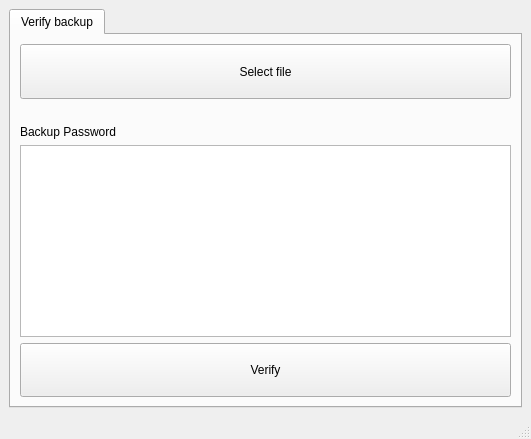
Before: the Qt Designer form mainwindow.ui in nunchuk-io/key-utils, drawn with Qt 5.
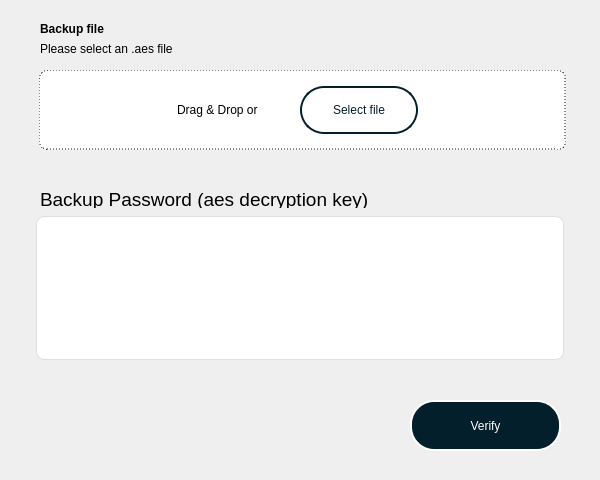
After: the same form once the commit is applied. Icons and pictures are not drawn.

```diff
--- a/mainwindow.ui
+++ b/mainwindow.ui
@@ -6,130 +6,452 @@
    <rect>
     <x>0</x>
     <y>0</y>
-    <width>531</width>
-    <height>439</height>
+    <width>600</width>
+    <height>480</height>
    </rect>
   </property>
   <property name="minimumSize">
    <size>
-    <width>531</width>
-    <height>439</height>
+    <width>600</width>
+    <height>480</height>
    </size>
   </property>
   <property name="maximumSize">
    <size>
-    <width>531</width>
-    <height>439</height>
+    <width>600</width>
+    <height>480</height>
    </size>
   </property>
   <property name="windowTitle">
    <string>MainWindow</string>
   </property>
-  <widget class="QWidget" name="centralwidget">
-   <layout class="QHBoxLayout" name="horizontalLayout_2">
-    <item>
-     <widget class="QTabWidget" name="tabWidget">
-      <property name="sizePolicy">
-       <sizepolicy hsizetype="Expanding" vsizetype="Expanding">
-        <horstretch>0</horstretch>
-        <verstretch>0</verstretch>
-       </sizepolicy>
-      </property>
-      <property name="currentIndex">
-       <number>0</number>
-      </property>
-      <widget class="QWidget" name="tab_3">
-       <attribute name="title">
-        <string>Verify backup</string>
-       </attribute>
-       <layout class="QVBoxLayout" name="verticalLayout_2">
-        <item>
-         <layout class="QHBoxLayout" name="horizontalLayout">
-          <item>
-           <widget class="QPushButton" name="selectFileBtn">
-            <property name="sizePolicy">
-             <sizepolicy hsizetype="Minimum" vsizetype="Expanding">
-              <horstretch>0</horstretch>
-              <verstretch>0</verstretch>
-             </sizepolicy>
-            </property>
-            <property name="text">
-             <string>Select file</string>
-            </property>
-           </widget>
-          </item>
-         </layout>
-        </item>
-        <item>
-         <widget class="QLabel" name="fileNameLb">
-          <property name="enabled">
-           <bool>false</bool>
-          </property>
-          <property name="sizePolicy">
-           <sizepolicy hsizetype="Ignored" vsizetype="Fixed">
-            <horstretch>0</horstretch>
-            <verstretch>0</verstretch>
-           </sizepolicy>
-          </property>
-          <property name="text">
-           <string>&lt;please select a file&gt;</string>
-          </property>
-         </widget>
-        </item>
-        <item>
-         <layout class="QVBoxLayout" name="verticalLayout">
-          <item>
-           <widget class="QLabel" name="decryptionKeyLb">
-            <property name="text">
-             <string>Backup Password</string>
-            </property>
-           </widget>
-          </item>
-          <item>
-           <widget class="QPlainTextEdit" name="decryptionKeyTxt">
-            <property name="sizePolicy">
-             <sizepolicy hsizetype="Preferred" vsizetype="MinimumExpanding">
-              <horstretch>0</horstretch>
-              <verstretch>0</verstretch>
-             </sizepolicy>
-            </property>
-            <property name="placeholderText">
-             <string/>
-            </property>
-           </widget>
-          </item>
-         </layout>
-        </item>
-        <item>
-         <widget class="QPushButton" name="verifyBtn">
-          <property name="sizePolicy">
-           <sizepolicy hsizetype="Minimum" vsizetype="Expanding">
-            <horstretch>0</horstretch>
-            <verstretch>0</verstretch>
-           </sizepolicy>
-          </property>
-          <property name="text">
-           <string>Verify</string>
-          </property>
-         </widget>
-        </item>
-       </layout>
-      </widget>
-     </widget>
-    </item>
-   </layout>
+  <widget class="QWidget" name="widget">
+   <widget class="QPushButton" name="verifyBtn">
+    <property name="geometry">
+     <rect>
+      <x>410</x>
+      <y>400</y>
+      <width>151</width>
+      <height>51</height>
+     </rect>
+    </property>
+    <property name="sizePolicy">
+     <sizepolicy hsizetype="Minimum" vsizetype="Expanding">
+      <horstretch>0</horstretch>
+      <verstretch>0</verstretch>
+     </sizepolicy>
+    </property>
+    <property name="styleSheet">
+     <string notr="true">QPushButton {
+	background-color : #031F2B; 
+	border-color: #FFFFFF;
+	color : #FFFFFF;
+	border-style: solid;
+	border-width: 2px;
+	border-radius: 24px;
+}
+QPushButton::pressed{
+	background-color: #FFFFFF;
+	border-color: #031F2B;
+	color : #031F2B;
+}</string>
+    </property>
+    <property name="text">
+     <string>Verify</string>
+    </property>
+   </widget>
+   <widget class="QPlainTextEdit" name="decryptionKeyTxt">
+    <property name="enabled">
+     <bool>true</bool>
+    </property>
+    <property name="geometry">
+     <rect>
+      <x>36</x>
+      <y>216</y>
+      <width>528</width>
+      <height>144</height>
+     </rect>
+    </property>
+    <property name="sizePolicy">
+     <sizepolicy hsizetype="Preferred" vsizetype="MinimumExpanding">
+      <horstretch>0</horstretch>
+      <verstretch>0</verstretch>
+     </sizepolicy>
+    </property>
+    <property name="styleSheet">
+     <string notr="true">background: #FFFFFF; border: 1px solid #DEDEDE; border-radius: 8px</string>
+    </property>
+    <property name="frameShadow">
+     <enum>QFrame::Raised</enum>
+    </property>
+    <property name="placeholderText">
+     <string/>
+    </property>
+   </widget>
+   <widget class="QLabel" name="decryptionKeyLb">
+    <property name="geometry">
+     <rect>
+      <x>40</x>
+      <y>190</y>
+      <width>411</width>
+      <height>18</height>
+     </rect>
+    </property>
+    <property name="font">
+     <font>
+      <pointsize>14</pointsize>
+      <kerning>false</kerning>
+     </font>
+    </property>
+    <property name="text">
+     <string>Backup Password (aes decryption key)</string>
+    </property>
+   </widget>
+   <widget class="QLabel" name="label">
+    <property name="geometry">
+     <rect>
+      <x>40</x>
+      <y>20</y>
+      <width>101</width>
+      <height>17</height>
+     </rect>
+    </property>
+    <property name="font">
+     <font>
+      <weight>75</weight>
+      <bold>true</bold>
+     </font>
+    </property>
+    <property name="text">
+     <string>Backup file</string>
+    </property>
+   </widget>
+   <widget class="QLabel" name="label_2">
+    <property name="geometry">
+     <rect>
+      <x>40</x>
+      <y>40</y>
+      <width>181</width>
+      <height>17</height>
+     </rect>
+    </property>
+    <property name="text">
+     <string>Please select an .aes file</string>
+    </property>
+   </widget>
+   <widget class="QFrame" name="frame">
+    <property name="geometry">
+     <rect>
+      <x>39</x>
+      <y>70</y>
+      <width>527</width>
+      <height>80</height>
+     </rect>
+    </property>
+    <property name="styleSheet">
+     <string notr="true">QFrame {
+border: 1px dashed #031F2B;
+border-radius: 8px;
+background: #FFFFFF;
+}</string>
+    </property>
+    <property name="frameShape">
+     <enum>QFrame::StyledPanel</enum>
+    </property>
+    <property name="frameShadow">
+     <enum>QFrame::Raised</enum>
+    </property>
+   </widget>
+   <widget class="QPushButton" name="selectFileBtn">
+    <property name="enabled">
+     <bool>true</bool>
+    </property>
+    <property name="geometry">
+     <rect>
+      <x>300</x>
+      <y>86</y>
+      <width>118</width>
+      <height>48</height>
+     </rect>
+    </property>
+    <property name="sizePolicy">
+     <sizepolicy hsizetype="Minimum" vsizetype="Expanding">
+      <horstretch>0</horstretch>
+      <verstretch>0</verstretch>
+     </sizepolicy>
+    </property>
+    <property name="palette">
+     <palette>
+      <active>
+       <colorrole role="WindowText">
+        <brush brushstyle="SolidPattern">
+         <color alpha="255">
+          <red>3</red>
+          <green>31</green>
+          <blue>43</blue>
+         </color>
+        </brush>
+       </colorrole>
+       <colorrole role="Button">
+        <brush brushstyle="SolidPattern">
+         <color alpha="255">
+          <red>255</red>
+          <green>255</green>
+          <blue>255</blue>
+         </color>
+        </brush>
+       </colorrole>
+       <colorrole role="Text">
+        <brush brushstyle="SolidPattern">
+         <color alpha="255">
+          <red>3</red>
+          <green>31</green>
+          <blue>43</blue>
+         </color>
+        </brush>
+       </colorrole>
+       <colorrole role="ButtonText">
+        <brush brushstyle="SolidPattern">
+         <color alpha="255">
+          <red>3</red>
+          <green>31</green>
+          <blue>43</blue>
+         </color>
+        </brush>
+       </colorrole>
+       <colorrole role="Base">
+        <brush brushstyle="SolidPattern">
+         <color alpha="255">
+          <red>255</red>
+          <green>255</green>
+          <blue>255</blue>
+         </color>
+        </brush>
+       </colorrole>
+       <colorrole role="Window">
+        <brush brushstyle="SolidPattern">
+         <color alpha="255">
+          <red>255</red>
+          <green>255</green>
+          <blue>255</blue>
+         </color>
+        </brush>
+       </colorrole>
+       <colorrole role="PlaceholderText">
+        <brush brushstyle="NoBrush">
+         <color alpha="128">
+          <red>0</red>
+          <green>0</green>
+          <blue>0</blue>
+         </color>
+        </brush>
+       </colorrole>
+      </active>
+      <inactive>
+       <colorrole role="WindowText">
+        <brush brushstyle="SolidPattern">
+         <color alpha="255">
+          <red>3</red>
+          <green>31</green>
+          <blue>43</blue>
+         </color>
+        </brush>
+       </colorrole>
+       <colorrole role="Button">
+        <brush brushstyle="SolidPattern">
+         <color alpha="255">
+          <red>255</red>
+          <green>255</green>
+          <blue>255</blue>
+         </color>
+        </brush>
+       </colorrole>
+       <colorrole role="Text">
+        <brush brushstyle="SolidPattern">
+         <color alpha="255">
+          <red>3</red>
+          <green>31</green>
+          <blue>43</blue>
+         </color>
+        </brush>
+       </colorrole>
+       <colorrole role="ButtonText">
+        <brush brushstyle="SolidPattern">
+         <color alpha="255">
+          <red>3</red>
+          <green>31</green>
+          <blue>43</blue>
+         </color>
+        </brush>
+       </colorrole>
+       <colorrole role="Base">
+        <brush brushstyle="SolidPattern">
+         <color alpha="255">
+          <red>255</red>
+          <green>255</green>
+          <blue>255</blue>
+         </color>
+        </brush>
+       </colorrole>
+       <colorrole role="Window">
+        <brush brushstyle="SolidPattern">
+         <color alpha="255">
+          <red>255</red>
+          <green>255</green>
+          <blue>255</blue>
+         </color>
+        </brush>
+       </colorrole>
+       <colorrole role="PlaceholderText">
+        <brush brushstyle="NoBrush">
+         <color alpha="128">
+          <red>3</red>
+          <green>31</green>
+          <blue>43</blue>
+         </color>
+        </brush>
+       </colorrole>
+      </inactive>
+      <disabled>
+       <colorrole role="WindowText">
+        <brush brushstyle="SolidPattern">
+         <color alpha="255">
+          <red>3</red>
+          <green>31</green>
+          <blue>43</blue>
+         </color>
+        </brush>
+       </colorrole>
+       <colorrole role="Button">
+        <brush brushstyle="SolidPattern">
+         <color alpha="255">
+          <red>255</red>
+          <green>255</green>
+          <blue>255</blue>
+         </color>
+        </brush>
+       </colorrole>
+       <colorrole role="Text">
+        <brush brushstyle="SolidPattern">
+         <color alpha="255">
+          <red>3</red>
+          <green>31</green>
+          <blue>43</blue>
+         </color>
+        </brush>
+       </colorrole>
+       <colorrole role="ButtonText">
+        <brush brushstyle="SolidPattern">
+         <color alpha="255">
+          <red>3</red>
+          <green>31</green>
+          <blue>43</blue>
+         </color>
+        </brush>
+       </colorrole>
+       <colorrole role="Base">
+        <brush brushstyle="SolidPattern">
+         <color alpha="255">
+          <red>255</red>
+          <green>255</green>
+          <blue>255</blue>
+         </color>
+        </brush>
+       </colorrole>
+       <colorrole role="Window">
+        <brush brushstyle="SolidPattern">
+         <color alpha="255">
+          <red>255</red>
+          <green>255</green>
+          <blue>255</blue>
+         </color>
+        </brush>
+       </colorrole>
+       <colorrole role="PlaceholderText">
+        <brush brushstyle="NoBrush">
+         <color alpha="128">
+          <red>0</red>
+          <green>0</green>
+          <blue>0</blue>
+         </color>
+        </brush>
+       </colorrole>
+      </disabled>
+     </palette>
+    </property>
+    <property name="cursor">
+     <cursorShape>PointingHandCursor</cursorShape>
+    </property>
+    <property name="styleSheet">
+     <string notr="true">QPushButton {
+	background-color: #FFFFFF;
+	border-color: #031F2B;
+	color : #031F2B;
+	border-style: solid;
+	border-width: 2px;
+	border-radius: 24px;
+}
+QPushButton::pressed{
+	background-color : #031F2B; 
+	border-color: #FFFFFF;
+	color : #FFFFFF;
+}</string>
+    </property>
+    <property name="text">
+     <string>Select file</string>
+    </property>
+   </widget>
+   <widget class="QLabel" name="iconUpload">
+    <property name="geometry">
+     <rect>
+      <x>143</x>
+      <y>98</y>
+      <width>24</width>
+      <height>24</height>
+     </rect>
+    </property>
+    <property name="autoFillBackground">
+     <bool>false</bool>
+    </property>
+    <property name="styleSheet">
+     <string notr="true">background-image: url(&quot;/home/baron/Desktop/Project/tapsigner_tool/tapsigner-tool/UploadIcon.svg&quot;);</string>
+    </property>
+    <property name="text">
+     <string/>
+    </property>
+   </widget>
+   <widget class="QLabel" name="labelDragDropOr">
+    <property name="enabled">
+     <bool>true</bool>
+    </property>
+    <property name="geometry">
+     <rect>
+      <x>177</x>
+      <y>100</y>
+      <width>111</width>
+      <height>20</height>
+     </rect>
+    </property>
+    <property name="toolTip">
+     <string notr="true"/>
+    </property>
+    <property name="styleSheet">
+     <string notr="true"/>
+    </property>
+    <property name="frameShape">
+     <enum>QFrame::NoFrame</enum>
+    </property>
+    <property name="frameShadow">
+     <enum>QFrame::Plain</enum>
+    </property>
+    <property name="lineWidth">
+     <number>0</number>
+    </property>
+    <property name="text">
+     <string>Drag &amp; Drop or </string>
+    </property>
+   </widget>
   </widget>
-  <widget class="QMenuBar" name="menubar">
-   <property name="geometry">
-    <rect>
-     <x>0</x>
-     <y>0</y>
-     <width>531</width>
-     <height>24</height>
-    </rect>
-   </property>
-  </widget>
-  <widget class="QStatusBar" name="statusbar"/>
  </widget>
  <resources/>
  <connections>
```
Left out of the diff: 37 changed lines with no effect on the pictures.
